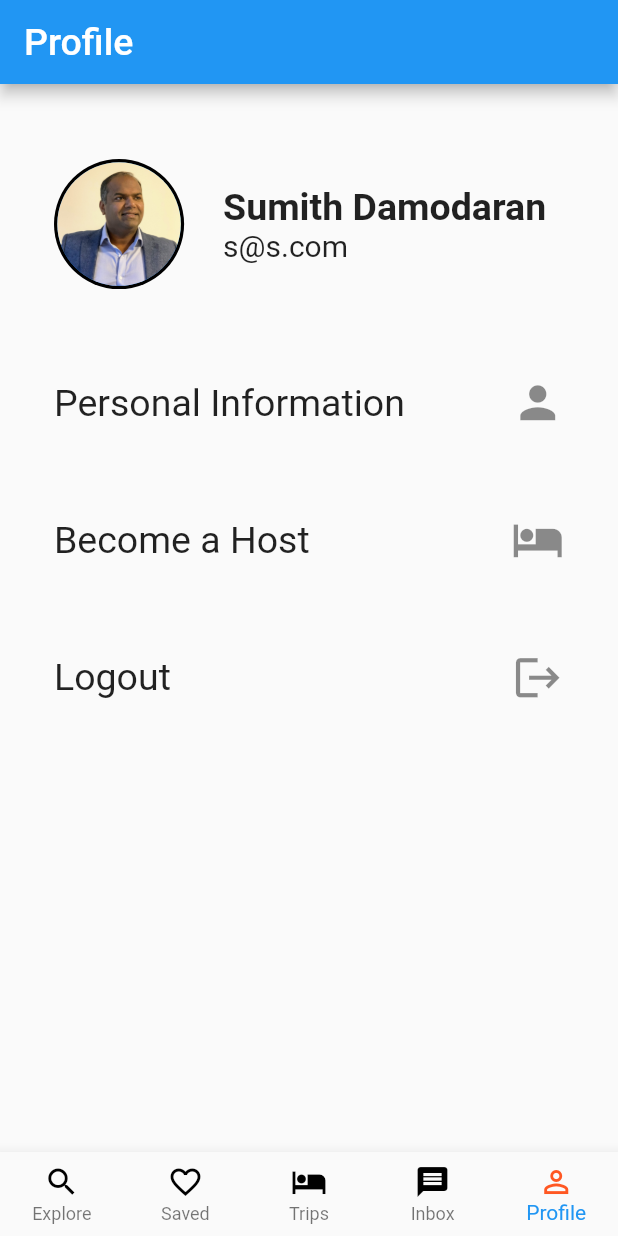
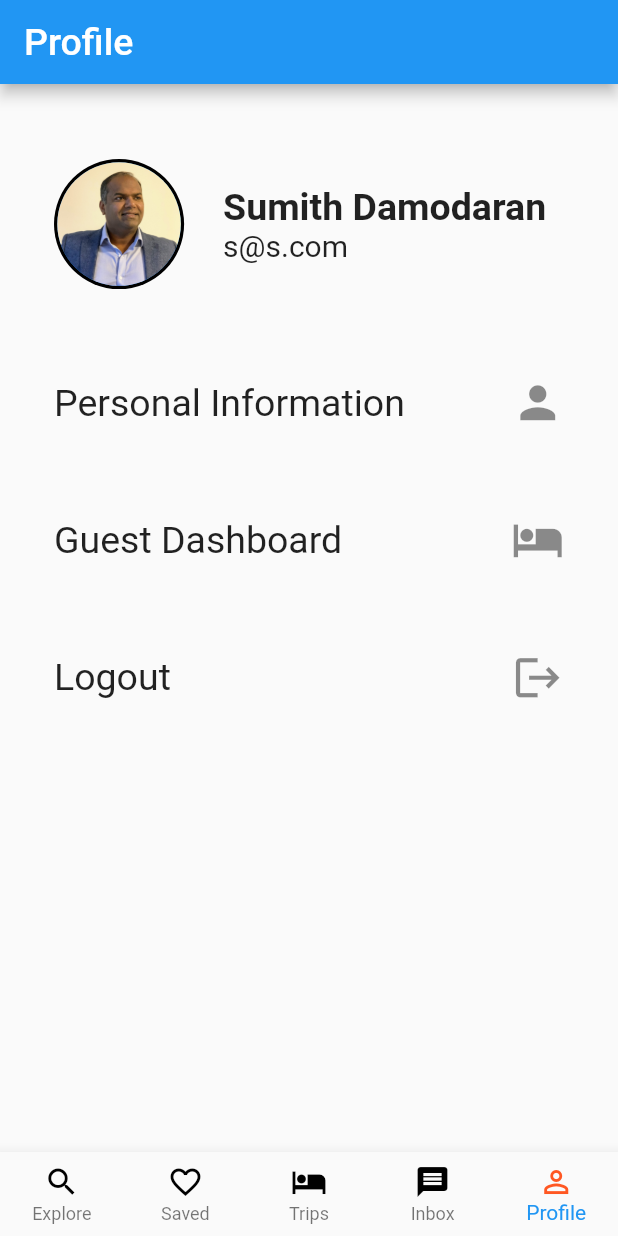
Before and after one commit to sumithpdd/RoomSharing, a Flutter app: the screen it shows after launch, after a tap on "Login", on a phone screen of 412 x 824 dp. Run offline on Flutter 3.47's test engine with Material 2 defaults, Android fonts, the phone set to English and light mode, and no system bars; drawn by our look-alikes of auto_size_text; our stand-ins replace flutter_rating_bar, google_maps_flutter.

Commit message:
Host home , bookings and posting pages

```diff
--- a/room_sharing/lib/Models/app_constants.dart
+++ b/room_sharing/lib/Models/app_constants.dart
@@ -6,7 +6,7 @@ class AppConstants {
   static const Color selectedIconColor = Colors.deepOrange;
   static const Color nonSelectedIconColor = Colors.black;
   static const Color nonSelectedGreyIconColor = Colors.grey;
-
+  static bool isHosting =false;
   static final Map<int, String> monthDict = {
     1: "January",
     2: "February",
--- a/room_sharing/lib/Screens/account_page.dart
+++ b/room_sharing/lib/Screens/account_page.dart
@@ -2,6 +2,9 @@
 
 import 'package:auto_size_text/auto_size_text.dart';
 import 'package:flutter/material.dart';
+import 'package:room_sharing/Models/app_constants.dart';
+import 'package:room_sharing/Screens/guest_home_page.dart';
+import 'package:room_sharing/Screens/host_home_page.dart';
 import 'package:room_sharing/Screens/login_page.dart';
 import 'package:room_sharing/Screens/personal_info_page.dart';
 import 'package:room_sharing/Screens/view_profile_page.dart';
@@ -14,8 +17,26 @@ class AccountPage extends StatefulWidget {
 }
 
 class _AccountPageState extends State<AccountPage> {
-  void _logout(){
+  String _hostingTile = 'Host Dashboard';
+
+  void _logout() {
     Navigator.pushNamed(context, LoginPage.routeName);
+  }
+
+  @override
+  void initState() {
+    if (!AppConstants.isHosting) {
+      _hostingTile = "Guest Dashboard";
+    }
+    super.initState();
+  }
+
+  void _changeHosting() {
+    String routeName = AppConstants.isHosting
+        ? GuestHomePage.routeName
+        : HostHomePage.routeName;
+    AppConstants.isHosting = true;
+    Navigator.pushNamed(context, routeName);
   }
 
   @override
@@ -39,7 +60,8 @@ class _AccountPageState extends State<AccountPage> {
                     backgroundColor: Colors.black,
                     radius: MediaQuery.of(context).size.width / 9.5,
                     child: CircleAvatar(
-                      backgroundImage: AssetImage('assets/images/sumith2020.jpg'),
+                      backgroundImage:
+                          AssetImage('assets/images/sumith2020.jpg'),
                       radius: MediaQuery.of(context).size.width / 10,
                     ),
                   ),
@@ -51,8 +73,8 @@ class _AccountPageState extends State<AccountPage> {
                     children: [
                       AutoSizeText(
                         'Sumith Damodaran',
-                        style:
-                            TextStyle(fontWeight: FontWeight.bold, fontSize: 25),
+                        style: TextStyle(
+                            fontWeight: FontWeight.bold, fontSize: 25),
                       ),
                       AutoSizeText(
                         's@s.com',
@@ -68,7 +90,7 @@ class _AccountPageState extends State<AccountPage> {
             shrinkWrap: true,
             children: [
               MaterialButton(
-                height: MediaQuery.of(context).size.height /9.0,
+                height: MediaQuery.of(context).size.height / 9.0,
                 onPressed: () {
                   Navigator.pushNamed(context, PersonalInfoPage.routeName);
                 },
@@ -78,22 +100,21 @@ class _AccountPageState extends State<AccountPage> {
                 ),
               ),
               MaterialButton(
-                height: MediaQuery.of(context).size.height /9.0,
-                onPressed: () {},
+                height: MediaQuery.of(context).size.height / 9.0,
+                onPressed: _changeHosting,
                 child: AccountPageListViewItem(
-                  text: 'Become a Host',
+                  text: _hostingTile,
                   iconData: Icons.hotel,
                 ),
               ),
               MaterialButton(
-                height: MediaQuery.of(context).size.height /9.0,
+                height: MediaQuery.of(context).size.height / 9.0,
                 onPressed: _logout,
                 child: AccountPageListViewItem(
                   text: 'Logout',
                   iconData: Icons.logout,
                 ),
               ),
-
             ],
           )
         ],
@@ -116,7 +137,7 @@ class AccountPageListViewItem extends StatelessWidget {
       contentPadding: EdgeInsets.all(0.0),
       leading: Text(
         text,
-        style: TextStyle(fontSize: 25.0,fontWeight: FontWeight.normal),
+        style: TextStyle(fontSize: 25.0, fontWeight: FontWeight.normal),
       ),
       trailing: Icon(
         iconData,
--- a/room_sharing/lib/Screens/main.dart
+++ b/room_sharing/lib/Screens/main.dart
@@ -7,6 +7,7 @@ import 'package:room_sharing/Models/app_constants.dart';
 import 'package:room_sharing/Screens/book_posting_page.dart';
 import 'package:room_sharing/Screens/conversation_page.dart';
 import 'package:room_sharing/Screens/guest_home_page.dart';
+import 'package:room_sharing/Screens/host_home_page.dart';
 import 'package:room_sharing/Screens/login_page.dart';
 import 'package:room_sharing/Screens/personal_info_page.dart';
 import 'package:room_sharing/Screens/signup_page.dart';
@@ -39,6 +40,7 @@ class MyApp extends StatelessWidget {
         ViewPostingPage.routeName: (context) => ViewPostingPage(),
         BookPostingPage.routeName: (context) => BookPostingPage(),
         ConversationPage.routeName: (context) => ConversationPage(),
+        HostHomePage.routeName: (context) => HostHomePage(),
       },
     );
   }
```
Also changed, not shown: room_sharing/lib/Screens/bookings_page.dart (added, +19 -0 lines), room_sharing/lib/Screens/host_home_page.dart (added, +85 -0 lines), room_sharing/lib/Screens/my_postings_page.dart (added, +19 -0 lines).
